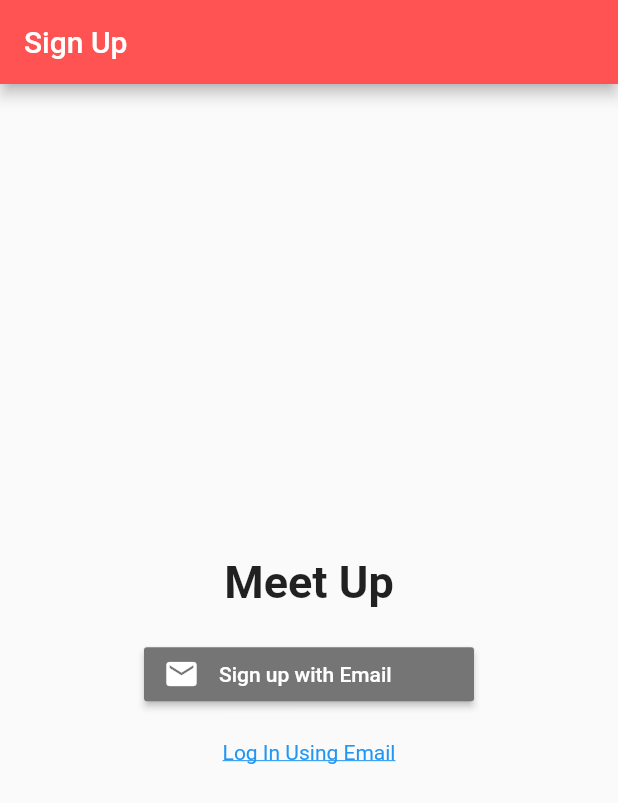
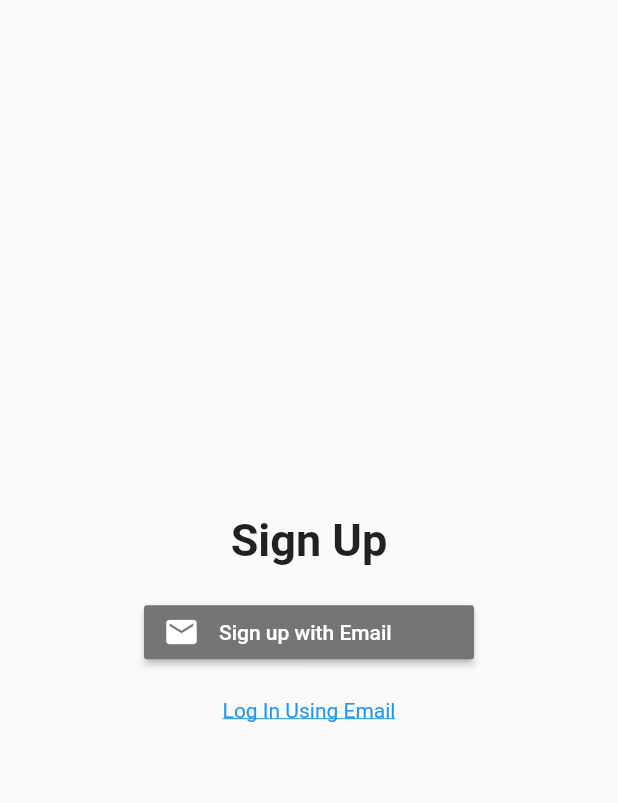
Before and after one commit to IrvinDelgado/pokemon-league, a Flutter app: the screen it shows after launch, on a phone screen of 412 x 824 dp. Shown: the top 803 px of the screen. Run offline on Flutter 3.47's test engine with Material 2 defaults, Android fonts, the phone set to English and light mode, and no system bars; our stand-ins replace cloud_firestore, firebase_auth, firebase_core, flutter_signin_button, splashscreen; accounts and stored records are empty.

Commit message:
added splash screen pic

```diff
--- a/lib/pages/intro_screen.dart
+++ b/lib/pages/intro_screen.dart
@@ -15,10 +15,12 @@ class IntroScreen extends StatelessWidget {
           result != null ? HomePage(uid: result.uid) : SignUp(),
       seconds: 5,
       title: new Text(
-        'Welcome to The Pokemon Draft League App!',
+        'Pokemon Draft League App!',
         style: new TextStyle(fontWeight: FontWeight.bold, fontSize: 20.0),
       ),
-      //image: Image.asset('assets/themes/pokeball.jpg'),
+      image: Image.asset('assets/images/themes/pokeball_splash.jpg',
+          fit: BoxFit.scaleDown),
+      photoSize: 100.0,
       backgroundColor: Colors.white,
       styleTextUnderTheLoader: new TextStyle(),
       onClick: () => print('it has been clicked!'),
--- a/lib/pages/sign_up.dart
+++ b/lib/pages/sign_up.dart
@@ -5,19 +5,16 @@ import 'package:pokemon_league/pages/email_login.dart';
 import 'package:pokemon_league/pages/email_signup.dart';
 
 class SignUp extends StatelessWidget {
-  final String title = "Sign Up";
   @override
   Widget build(BuildContext context) {
     return Scaffold(
-        appBar: AppBar(
-          title: Text(this.title),
-        ),
         body: Center(
-          child: Column(mainAxisAlignment: MainAxisAlignment.center, children: <
-              Widget>[
+      child: Column(
+          mainAxisAlignment: MainAxisAlignment.center,
+          children: <Widget>[
             Padding(
               padding: EdgeInsets.all(10.0),
-              child: Text("Meet Up",
+              child: Text("Sign Up",
                   style: TextStyle(
                       fontWeight: FontWeight.bold,
                       fontSize: 30,
@@ -49,6 +46,6 @@ class SignUp extends StatelessWidget {
                       );
                     }))
           ]),
-        ));
+    ));
   }
 }
```
